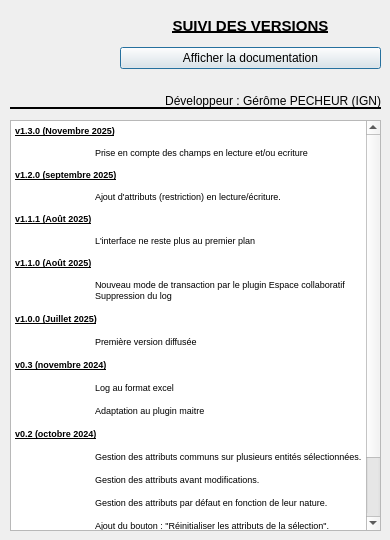
The window that aproposde.ui (IGNF/assistant-route-qgis-plugin) describes before a commit, drawn with Qt 5.
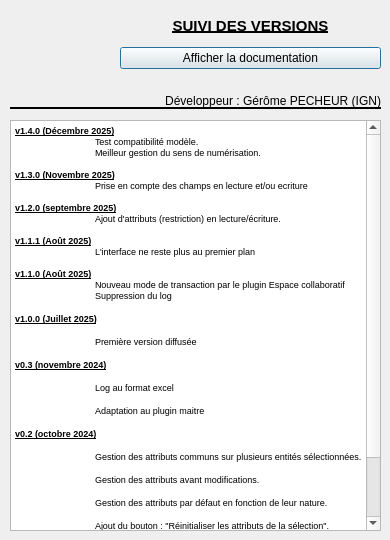
The same window after the commit. Icons and pictures are not drawn.

Patch:
```diff
--- a/aproposde.ui
+++ b/aproposde.ui
@@ -100,20 +100,20 @@
 &lt;html&gt;&lt;head&gt;&lt;meta name=&quot;qrichtext&quot; content=&quot;1&quot; /&gt;&lt;style type=&quot;text/css&quot;&gt;
 p, li { white-space: pre-wrap; }
 &lt;/style&gt;&lt;/head&gt;&lt;body style=&quot; font-family:'MS Shell Dlg 2'; font-size:7.8pt; font-weight:400; font-style:normal;&quot;&gt;
+&lt;p style=&quot; margin-top:0px; margin-bottom:0px; margin-left:0px; margin-right:0px; -qt-block-indent:0; text-indent:0px;&quot;&gt;&lt;span style=&quot; font-size:7pt; font-weight:600; text-decoration: underline;&quot;&gt;v1.4.0 (Décembre 2025)&lt;/span&gt;&lt;/p&gt;
+&lt;p style=&quot; margin-top:0px; margin-bottom:0px; margin-left:0px; margin-right:0px; -qt-block-indent:0; text-indent:0px;&quot;&gt;&lt;span style=&quot; font-size:7pt;&quot;&gt;	Test compatibilité modèle.&lt;/span&gt;&lt;/p&gt;
+&lt;p style=&quot; margin-top:0px; margin-bottom:0px; margin-left:0px; margin-right:0px; -qt-block-indent:0; text-indent:0px;&quot;&gt;&lt;span style=&quot; font-size:7pt;&quot;&gt;	Meilleur gestion du sens de numérisation.&lt;/span&gt;&lt;/p&gt;
+&lt;p style=&quot;-qt-paragraph-type:empty; margin-top:0px; margin-bottom:0px; margin-left:0px; margin-right:0px; -qt-block-indent:0; text-indent:0px; font-size:7pt;&quot;&gt;&lt;br /&gt;&lt;/p&gt;
 &lt;p style=&quot; margin-top:0px; margin-bottom:0px; margin-left:0px; margin-right:0px; -qt-block-indent:0; text-indent:0px;&quot;&gt;&lt;span style=&quot; font-size:7pt; font-weight:600; text-decoration: underline;&quot;&gt;v1.3.0 (Novembre 2025)&lt;/span&gt;&lt;/p&gt;
-&lt;p style=&quot;-qt-paragraph-type:empty; margin-top:0px; margin-bottom:0px; margin-left:0px; margin-right:0px; -qt-block-indent:0; text-indent:0px; font-size:7pt; font-weight:600; text-decoration: underline;&quot;&gt;&lt;br /&gt;&lt;/p&gt;
 &lt;p style=&quot; margin-top:0px; margin-bottom:0px; margin-left:0px; margin-right:0px; -qt-block-indent:0; text-indent:0px;&quot;&gt;&lt;span style=&quot; font-size:7pt;&quot;&gt;	Prise en compte des champs en lecture et/ou ecriture&lt;/span&gt;&lt;/p&gt;
 &lt;p style=&quot;-qt-paragraph-type:empty; margin-top:0px; margin-bottom:0px; margin-left:0px; margin-right:0px; -qt-block-indent:0; text-indent:0px; font-size:7pt;&quot;&gt;&lt;br /&gt;&lt;/p&gt;
 &lt;p style=&quot; margin-top:0px; margin-bottom:0px; margin-left:0px; margin-right:0px; -qt-block-indent:0; text-indent:0px;&quot;&gt;&lt;span style=&quot; font-size:7pt; font-weight:600; text-decoration: underline;&quot;&gt;v1.2.0 (septembre 2025)&lt;/span&gt;&lt;/p&gt;
-&lt;p style=&quot;-qt-paragraph-type:empty; margin-top:0px; margin-bottom:0px; margin-left:0px; margin-right:0px; -qt-block-indent:0; text-indent:0px; font-size:7pt; font-weight:600; text-decoration: underline;&quot;&gt;&lt;br /&gt;&lt;/p&gt;
 &lt;p style=&quot; margin-top:0px; margin-bottom:0px; margin-left:0px; margin-right:0px; -qt-block-indent:0; text-indent:0px;&quot;&gt;&lt;span style=&quot; font-size:7pt;&quot;&gt;	Ajout d'attributs (restriction) en lecture/écriture.&lt;/span&gt;&lt;/p&gt;
 &lt;p style=&quot;-qt-paragraph-type:empty; margin-top:0px; margin-bottom:0px; margin-left:0px; margin-right:0px; -qt-block-indent:0; text-indent:0px; font-size:7pt; font-weight:600; text-decoration: underline;&quot;&gt;&lt;br /&gt;&lt;/p&gt;
 &lt;p style=&quot; margin-top:0px; margin-bottom:0px; margin-left:0px; margin-right:0px; -qt-block-indent:0; text-indent:0px;&quot;&gt;&lt;span style=&quot; font-size:7pt; font-weight:600; text-decoration: underline;&quot;&gt;v1.1.1 (Août 2025)&lt;/span&gt;&lt;/p&gt;
-&lt;p style=&quot;-qt-paragraph-type:empty; margin-top:0px; margin-bottom:0px; margin-left:0px; margin-right:0px; -qt-block-indent:0; text-indent:0px; font-size:7pt; font-weight:600; text-decoration: underline;&quot;&gt;&lt;br /&gt;&lt;/p&gt;
 &lt;p style=&quot; margin-top:0px; margin-bottom:0px; margin-left:0px; margin-right:0px; -qt-block-indent:0; text-indent:0px;&quot;&gt;&lt;span style=&quot; font-size:7pt;&quot;&gt;	L'interface ne reste plus au premier plan&lt;/span&gt;&lt;/p&gt;
 &lt;p style=&quot;-qt-paragraph-type:empty; margin-top:0px; margin-bottom:0px; margin-left:0px; margin-right:0px; -qt-block-indent:0; text-indent:0px; font-size:7pt;&quot;&gt;&lt;br /&gt;&lt;/p&gt;
 &lt;p style=&quot; margin-top:0px; margin-bottom:0px; margin-left:0px; margin-right:0px; -qt-block-indent:0; text-indent:0px;&quot;&gt;&lt;span style=&quot; font-size:7pt; font-weight:600; text-decoration: underline;&quot;&gt;v1.1.0 (Août 2025)&lt;/span&gt;&lt;/p&gt;
-&lt;p style=&quot;-qt-paragraph-type:empty; margin-top:0px; margin-bottom:0px; margin-left:0px; margin-right:0px; -qt-block-indent:0; text-indent:0px; font-size:7pt; font-weight:600; text-decoration: underline;&quot;&gt;&lt;br /&gt;&lt;/p&gt;
 &lt;p style=&quot; margin-top:0px; margin-bottom:0px; margin-left:0px; margin-right:0px; -qt-block-indent:0; text-indent:0px;&quot;&gt;&lt;span style=&quot; font-size:7pt;&quot;&gt;	Nouveau mode de transaction par le plugin Espace collaboratif&lt;/span&gt;&lt;/p&gt;
 &lt;p style=&quot; margin-top:0px; margin-bottom:0px; margin-left:0px; margin-right:0px; -qt-block-indent:0; text-indent:0px;&quot;&gt;&lt;span style=&quot; font-size:7pt;&quot;&gt;	Suppression du log&lt;/span&gt;&lt;/p&gt;
 &lt;p style=&quot; margin-top:12px; margin-bottom:12px; margin-left:0px; margin-right:0px; -qt-block-indent:0; text-indent:0px;&quot;&gt;&lt;span style=&quot; font-size:7pt; font-weight:600; text-decoration: underline;&quot;&gt;v1.0.0 (Juillet 2025)&lt;/span&gt;&lt;/p&gt;
```
